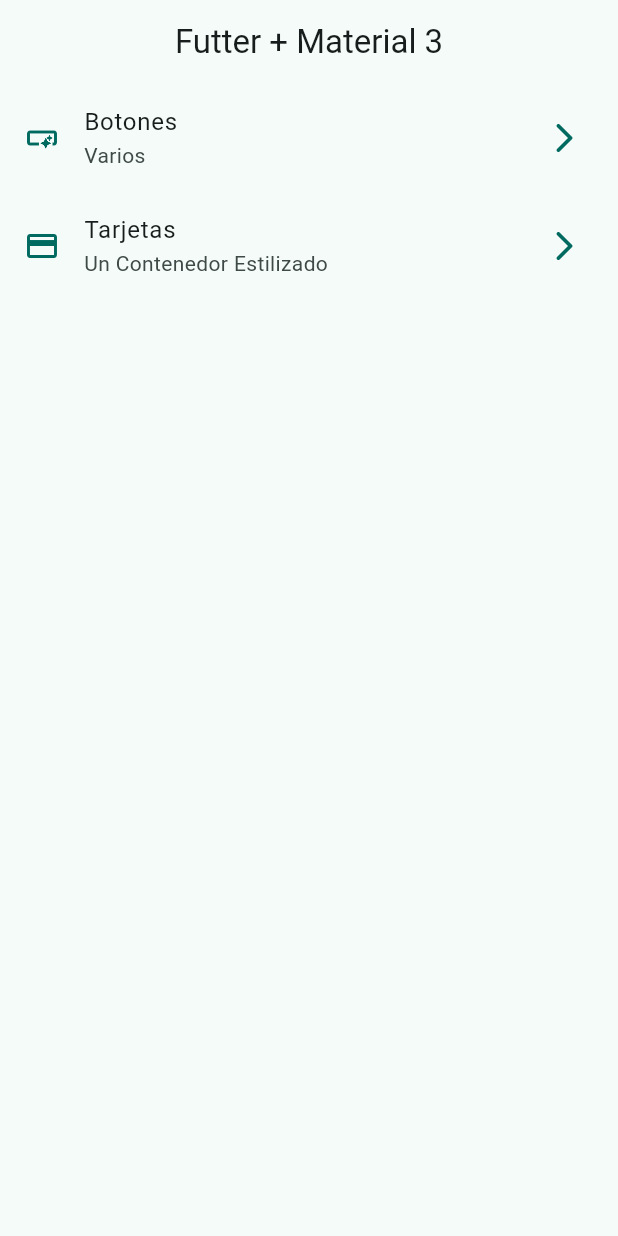
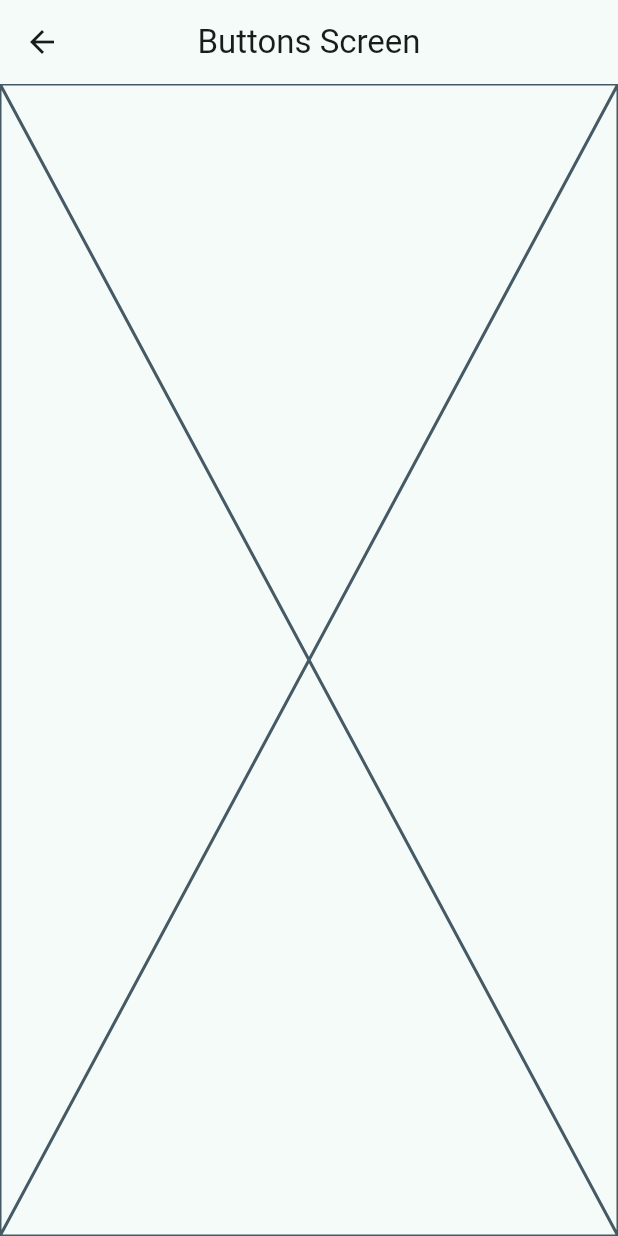
Before and after one commit to pnavarro26/Flutter-Bases, a Flutter app: the screen it shows after launch, after a tap on "Botones", on a phone screen of 412 x 824 dp. Run offline on Flutter 3.47's test engine with Material 3 defaults, Android fonts, the phone set to English and light mode, and no system bars.

Commit message:
rutas basicas

```diff
--- a/lib/config/menu/menu_items.dart
+++ b/lib/config/menu/menu_items.dart
@@ -24,7 +24,7 @@ const appMenuItems = <MenuItem>[
   MenuItem(
     title: 'Tarjetas',
     subTitle: 'Un Contenedor Estilizado',
-    link: '/card',
+    link: '/cards',
     icon: Icons.credit_card,
   ),
 ];
--- a/lib/main.dart
+++ b/lib/main.dart
@@ -1,5 +1,7 @@
 import 'package:flutter/material.dart';
 import 'package:widget_app/config/theme/app_theme.dart';
+import 'package:widget_app/presentation/screens/buttons/buttons_screen.dart';
+import 'package:widget_app/presentation/screens/cards/cards_screen.dart';
 import 'package:widget_app/presentation/screens/home/home_screen.dart';
 
 void main() {
@@ -17,6 +19,10 @@ class MainApp extends StatelessWidget {
         selectedColor: 1,
       ).getTheme(), // configurar los colores para la app
       home: HomeScreen(),
+      routes: {
+        '/buttons': (context) => ButtonsScreen(),
+        '/cards': (context) => CardsScreen(),
+      },
     );
   }
 }
--- /dev/null
+++ b/lib/presentation/screens/buttons/buttons_screen.dart
@@ -0,0 +1,13 @@
+import 'package:flutter/material.dart';
+
+class ButtonsScreen extends StatelessWidget {
+  const ButtonsScreen({super.key});
+
+  @override
+  Widget build(BuildContext context) {
+    return Scaffold(
+      appBar: AppBar(title: Text('Buttons Screen')),
+      body: const Placeholder(),
+    );
+  }
+}
--- a/lib/presentation/screens/home/home_screen.dart
+++ b/lib/presentation/screens/home/home_screen.dart
@@ -1,5 +1,6 @@
 import 'package:flutter/material.dart';
 import 'package:widget_app/config/menu/menu_items.dart';
+import 'package:widget_app/presentation/screens/buttons/buttons_screen.dart';
 
 class HomeScreen extends StatelessWidget {
   const HomeScreen({super.key});
@@ -20,6 +21,7 @@ class _HomeViwe extends StatelessWidget {
 
   @override
   Widget build(BuildContext context) {
+    // listado de widet .builder se contruye en ejecucion
     return ListView.builder(
       itemCount: appMenuItems.length,
       itemBuilder: (context, index) {
@@ -46,7 +48,13 @@ class _CustomListTile extends StatelessWidget {
       trailing: Icon(Icons.arrow_forward_ios_rounded, color: color.primary),
       title: Text(menuItem.title),
       subtitle: Text(menuItem.subTitle),
-      onTap: () {},
+      onTap: () {
+        /*Navigator.of(context).push(
+          MaterialPageRoute<void>(builder: (context) => const ButtonsScreen()),
+        );*/
+
+        Navigator.pushNamed(context, menuItem.link);
+      },
     );
   }
 }
```
Also changed, not shown: lib/presentation/screens/cards/cards_screen.dart (added, +13 -0 lines).
